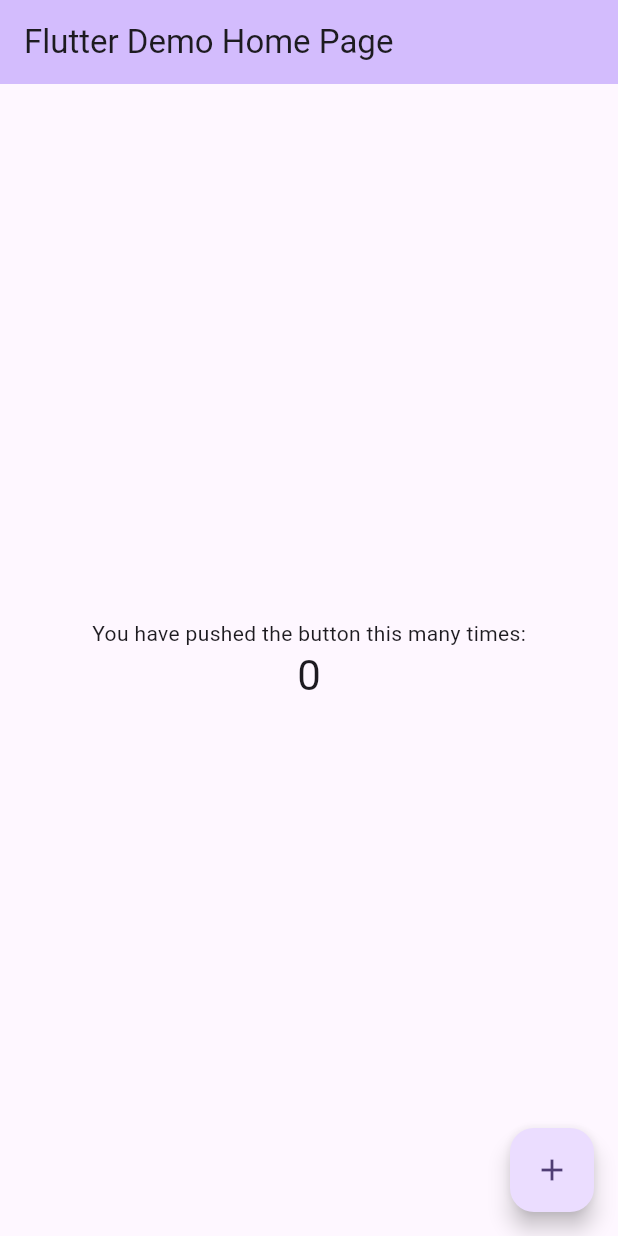
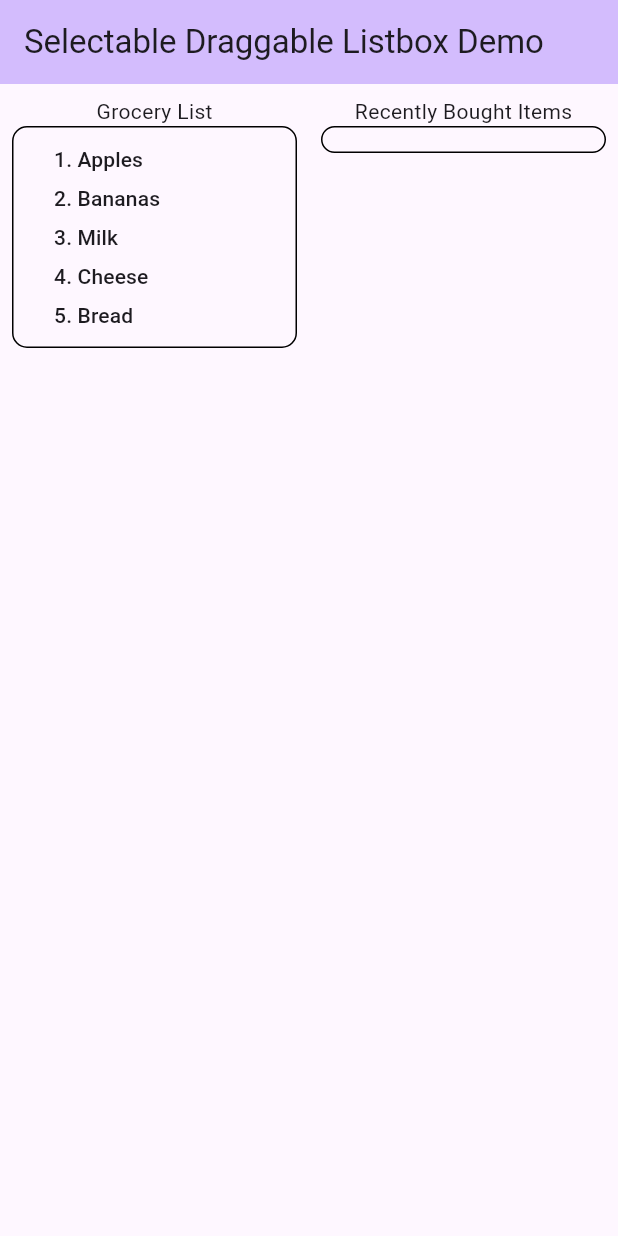
Before and after one commit to holotrek/selectable_draggable_listbox, a Flutter app: the screen it shows after launch, on a phone screen of 412 x 824 dp. Run offline on Flutter 3.47's test engine with Material 3 defaults, Android fonts, the phone set to English and light mode, and no system bars.

Commit message:
Example working with single listbox and select/reorder.

```diff
--- a/example/lib/main.dart
+++ b/example/lib/main.dart
@@ -1,4 +1,5 @@
 import 'package:flutter/material.dart';
+import 'package:selectable_draggable_listbox/selectable_draggable_listbox.dart';
 
 void main() {
   runApp(const MyApp());
@@ -7,46 +8,28 @@ void main() {
 class MyApp extends StatelessWidget {
   const MyApp({super.key});
 
-  // This widget is the root of your application.
   @override
   Widget build(BuildContext context) {
     return MaterialApp(
-      title: 'Flutter Demo',
+      title: 'Selectable Draggable Listbox Demo',
       theme: ThemeData(
-        // This is the theme of your application.
-        //
-        // TRY THIS: Try running your application with "flutter run". You'll see
-        // the application has a purple toolbar. Then, without quitting the app,
-        // try changing the seedColor in the colorScheme below to Colors.green
-        // and then invoke "hot reload" (save your changes or press the "hot
-        // reload" button in a Flutter-supported IDE, or press "r" if you used
-        // the command line to start the app).
-        //
-        // Notice that the counter didn't reset back to zero; the application
-        // state is not lost during the reload. To reset the state, use hot
-        // restart instead.
-        //
-        // This works for code too, not just values: Most code changes can be
-        // tested with just a hot reload.
         colorScheme: ColorScheme.fromSeed(seedColor: Colors.deepPurple),
         useMaterial3: true,
       ),
-      home: const MyHomePage(title: 'Flutter Demo Home Page'),
+      home: const MyHomePage(title: 'Selectable Draggable Listbox Demo'),
     );
   }
 }
 
+class GroceryItem {
+  final String name;
+  GroceryItem({
+    required this.name,
+  });
+}
+
 class MyHomePage extends StatefulWidget {
   const MyHomePage({super.key, required this.title});
-
-  // This widget is the home page of your application. It is stateful, meaning
-  // that it has a State object (defined below) that contains fields that affect
-  // how it looks.
-
-  // This class is the configuration for the state. It holds the values (in this
-  // case the title) provided by the parent (in this case the App widget) and
-  // used by the build method of the State. Fields in a Widget subclass are
-  // always marked "final".
 
   final String title;
 
@@ -55,71 +38,93 @@ class MyHomePage extends StatefulWidget {
 }
 
 class _MyHomePageState extends State<MyHomePage> {
-  int _counter = 0;
+  final _groceryList = [
+    GroceryItem(name: 'Apples'),
+    GroceryItem(name: 'Bananas'),
+    GroceryItem(name: 'Milk'),
+    GroceryItem(name: 'Cheese'),
+    GroceryItem(name: 'Bread'),
+  ].forListbox().toList();
 
-  void _incrementCounter() {
-    setState(() {
-      // This call to setState tells the Flutter framework that something has
-      // changed in this State, which causes it to rerun the build method below
-      // so that the display can reflect the updated values. If we changed
-      // _counter without calling setState(), then the build method would not be
-      // called again, and so nothing would appear to happen.
-      _counter++;
-    });
+  final List<ListItem<GroceryItem>> _recentList = [];
+
+  ListBox<GroceryItem> _makeGroceryListbox(
+      List<ListItem<GroceryItem>> list, String name) {
+    return ListBox(
+      key: Key(name),
+      items: list,
+      shrinkWrap: true,
+      onSelect: (itemsSelected) {
+        debugPrint(
+            'Selected: ${itemsSelected.map((e) => e.data.name).join(',')}');
+        setState(() {
+          for (var item in list) {
+            item.isSelected = itemsSelected.contains(item);
+          }
+        });
+      },
+      onReorder: (oldIndex, newIndex) {
+        debugPrint('Moving item from $oldIndex to $newIndex');
+        setState(() {
+          final element = list[oldIndex];
+          list.removeAt(oldIndex);
+          list.insert(newIndex, element);
+        });
+      },
+      itemTemplate: (context, index, item, onSelect) {
+        return SimpleListboxItem(
+          key: Key('$index'),
+          item: item,
+          label: '${index + 1}. ${item.data.name}',
+          onSelect: onSelect,
+        );
+      },
+      enableDebug: true,
+    );
   }
 
   @override
   Widget build(BuildContext context) {
-    // This method is rerun every time setState is called, for instance as done
-    // by the _incrementCounter method above.
-    //
-    // The Flutter framework has been optimized to make rerunning build methods
-    // fast, so that you can just rebuild anything that needs updating rather
-    // than having to individually change instances of widgets.
     return Scaffold(
       appBar: AppBar(
-        // TRY THIS: Try changing the color here to a specific color (to
-        // Colors.amber, perhaps?) and trigger a hot reload to see the AppBar
-        // change color while the other colors stay the same.
         backgroundColor: Theme.of(context).colorScheme.inversePrimary,
-        // Here we take the value from the MyHomePage object that was created by
-        // the App.build method, and use it to set our appbar title.
         title: Text(widget.title),
       ),
       body: Center(
-        // Center is a layout widget. It takes a single child and positions it
-        // in the middle of the parent.
-        child: Column(
-          // Column is also a layout widget. It takes a list of children and
-          // arranges them vertically. By default, it sizes itself to fit its
-          // children horizontally, and tries to be as tall as its parent.
-          //
-          // Column has various properties to control how it sizes itself and
-          // how it positions its children. Here we use mainAxisAlignment to
-          // center the children vertically; the main axis here is the vertical
-          // axis because Columns are vertical (the cross axis would be
-          // horizontal).
-          //
-          // TRY THIS: Invoke "debug painting" (choose the "Toggle Debug Paint"
-          // action in the IDE, or press "p" in the console), to see the
-          // wireframe for each widget.
-          mainAxisAlignment: MainAxisAlignment.center,
-          children: <Widget>[
-            const Text(
-              'You have pushed the button this many times:',
+        child: Row(
+          mainAxisAlignment: MainAxisAlignment.spaceAround,
+          children: [
+            Flexible(
+              child: Padding(
+                padding: const EdgeInsets.all(8.0),
+                child: Column(
+                  mainAxisAlignment: MainAxisAlignment.start,
+                  children: <Widget>[
+                    const Text(
+                      'Grocery List',
+                    ),
+                    _makeGroceryListbox(_groceryList, 'GroceryList'),
+                  ],
+                ),
+              ),
             ),
-            Text(
-              '$_counter',
-              style: Theme.of(context).textTheme.headlineMedium,
+            Flexible(
+              child: Padding(
+                padding: const EdgeInsets.all(8.0),
+                child: Column(
+                  mainAxisAlignment: MainAxisAlignment.start,
+                  children: <Widget>[
+                    const Text(
+                      'Recently Bought Items',
+                    ),
+                    _makeGroceryListbox(_recentList, 'RecentItems'),
+                  ],
+                ),
+              ),
             ),
           ],
         ),
       ),
-      floatingActionButton: FloatingActionButton(
-        onPressed: _incrementCounter,
-        tooltip: 'Increment',
-        child: const Icon(Icons.add),
-      ), // This trailing comma makes auto-formatting nicer for build methods.
     );
   }
 }
--- a/lib/selectable_draggable_listbox.dart
+++ b/lib/selectable_draggable_listbox.dart
@@ -1,5 +1,6 @@
 library selectable_draggable_listbox;
 
+export 'src/extensions/exports.dart';
 export 'src/models/exports.dart';
 export 'src/widgets/exports.dart';
 
--- /dev/null
+++ b/lib/src/extensions/exports.dart
@@ -0,0 +1 @@
+export './list_extensions.dart' show MoveElement, MapToListboxItems;
--- a/lib/src/widgets/listbox.dart
+++ b/lib/src/widgets/listbox.dart
@@ -6,30 +6,59 @@ import 'package:flutter/material.dart';
 import 'package:flutter/services.dart';
 import 'package:selectable_draggable_listbox/src/models/list_item.dart';
 
-class ListBox<T extends Object> extends StatefulWidget {
+class ListBox<T> extends StatefulWidget {
+  /// Builds a lisbox that is a reorderable, (multi)selectable, listview of
+  /// widgets defined by the itemTemplate.
   ListBox({
     super.key,
     required this.itemTemplate,
     this.dragTemplate,
     required this.items,
+    this.shrinkWrap = false,
+    this.disableMultiSelect = false,
     this.onReorder,
     this.onSelect,
+    this.enableDebug = false,
   });
 
+  /// Builds the Listbox widget that should show in the list
   final Widget Function(BuildContext context, int index, ListItem<T> item,
       void Function(ListItem<T> item)? onSelect) itemTemplate;
+
+  /// Builds the Listbox widget that should show when dragging the item from the
+  /// list
   final Widget Function(BuildContext context, int index, ListItem<T> item)?
       dragTemplate;
+
+  /// Items to bind to the Listbox
   final List<ListItem<T>> items;
+
+  /// Whether to shrinkWrap the scroll view. See this documentation for more
+  /// info: https://api.flutter.dev/flutter/widgets/ScrollView/shrinkWrap.html
+  final bool shrinkWrap;
+
+  /// Whether to allow multiple selections in a series (using Shift) or
+  /// individually selected (using Ctrl or Command on MacOS)
+  final bool disableMultiSelect;
+
+  /// A callback used by the Listbox to report that a list item has been dragged
+  /// to a new location in the list.
   final void Function(int oldIndex, int newIndex)? onReorder;
+
+  /// A callback used by the Listbox to report that one or more list items have
+  /// been selected
   final void Function(List<ListItem<T>> itemsSelected)? onSelect;
+
+  /// Whether to show debug info about this widget
+  final bool enableDebug;
+
   final controller = ScrollController(keepScrollOffset: true);
 
   @override
   State<ListBox<T>> createState() => _ListBoxState<T>();
 }
 
-class _ListBoxState<T extends Object> extends State<ListBox<T>> {
+class _ListBoxState<T> extends State<ListBox<T>> {
   int? _lastIndexSelected;
   bool _isCtrlOrCommandDown = false;
   bool _isShiftDown = false;
@@ -40,9 +69,17 @@ class _ListBoxState<T extends Object> extends State<ListBox<T>> {
   @override
   void initState() {
     super.initState();
-    _node = FocusNode(debugLabel: 'Listbox');
+    _node = FocusNode(debugLabel: 'Listbox (key:${widget.key})');
     _node.addListener(_handleFocusChange);
     _nodeAttachment = _node.attach(context, onKeyEvent: _handleKeyPress);
+  }
+
+  @override
+  void dispose() {
+    _node.removeListener(_handleFocusChange);
+    // The attachment will automatically be detached in dispose().
+    _node.dispose();
+    super.dispose();
   }
 
   void _handleFocusChange() {
@@ -56,10 +93,9 @@ class _ListBoxState<T extends Object> extends State<ListBox<T>> {
   KeyEventResult _handleKeyPress(FocusNode node, KeyEvent event) {
     bool isKeyUp = event is KeyUpEvent;
     debugPrint(
-        'Focus node ${node.debugLabel} got key event: ${event.logicalKey}');
+        '[selectable_draggable_listbox] Focus node ${node.debugLabel} got key ${isKeyUp ? 'up' : 'down'} event: ${event.logicalKey}');
     if (event.logicalKey == LogicalKeyboardKey.shiftLeft ||
         event.logicalKey == LogicalKeyboardKey.shiftRight) {
-      debugPrint('Shift toggled.');
       setState(() {
         _isShiftDown = !isKeyUp;
       });
@@ -67,7 +103,6 @@ class _ListBoxState<T extends Object> extends State<ListBox<T>> {
     } else if (Platform.isMacOS) {
       if (event.logicalKey == LogicalKeyboardKey.metaLeft ||
           event.logicalKey == LogicalKeyboardKey.metaRight) {
-        debugPrint('Command toggled.');
         setState(() {
           _isCtrlOrCommandDown = !isKeyUp;
         });
@@ -76,7 +111,6 @@ class _ListBoxState<T extends Object> extends State<ListBox<T>> {
     } else {
       if (event.logicalKey == LogicalKeyboardKey.controlLeft ||
           event.logicalKey == LogicalKeyboardKey.controlRight) {
-        debugPrint('Control toggled.');
         setState(() {
           _isCtrlOrCommandDown = !isKeyUp;
         });
@@ -86,15 +120,17 @@ class _ListBoxState<T extends Object> extends State<ListBox<T>> {
     return KeyEventResult.ignored;
   }
 
-  @override
-  void dispose() {
-    _node.removeListener(_handleFocusChange);
-    // The attachment will automatically be detached in dispose().
-    _node.dispose();
-    super.dispose();
+  void _listClicked() {
+    if (!_focused) {
+      debugPrint(
+          '[selectable_draggable_listbox] Listbox (key:${widget.key}) requesting focus.');
+      _node.requestFocus();
+    }
   }
 
-  void onSelect(ListItem<T> item) {
+  void _onSelect(ListItem<T> item) {
+    _listClicked();
+
     if (widget.onSelect == null) {
       return;
     }
@@ -135,13 +171,7 @@ class _ListBoxState<T extends Object> extends State<ListBox<T>> {
     _nodeAttachment.reparent();
     final colors = Theme.of(context).colorScheme;
 
-    return GestureDetector(
-      onTap: () {
-        if (!_focused) {
-          _node.requestFocus();
-        }
-      },
-      child: Container(
+    return Container(
       decoration: BoxDecoration(
         border: Border.all(),
         borderRadius: BorderRadius.circular(10),
@@ -149,6 +179,9 @@ class _ListBoxState<T extends Object> extends State<ListBox<T>> {
           BoxShadow(color: colors.surface),
         ],
       ),
+      child: GestureDetector(
+        behavior: HitTestBehavior.translucent,
+        onTapDown: (_) => _listClicked(),
         child: Padding(
           padding: const EdgeInsets.all(8.0),
           child: Scrollbar(
@@ -158,7 +191,7 @@ class _ListBoxState<T extends Object> extends State<ListBox<T>> {
                 final selectedItems =
                     widget.items.where((i) => i.isSelected).toList();
                 itemBuilder(BuildContext context, int idx) => widget
-                    .itemTemplate(context, idx, widget.items[idx], onSelect);
+                    .itemTemplate(context, idx, widget.items[idx], _onSelect);
 
                 Widget listView;
                 if (widget.onReorder == null) {
@@ -166,13 +199,24 @@ class _ListBoxState<T extends Object> extends State<ListBox<T>> {
                     controller: widget.controller,
                     itemCount: widget.items.length,
                     itemBuilder: itemBuilder,
+                    shrinkWrap: widget.shrinkWrap,
                   );
                 } else {
                   listView = ReorderableListView.builder(
-                    onReorder: widget.onReorder!,
+                    onReorder: (int oldIndex, int newIndex) {
+                      if (newIndex > oldIndex) {
+                        /// Reorderable listview incorrectly adds 1 to newindex
+                        /// when moving such that index increases. See
+                        /// https://github.com/flutter/flutter/issues/24786
+                        /// for more info.
+                        newIndex--;
+                      }
+                      widget.onReorder!(oldIndex, newIndex);
+                    },
                     scrollController: widget.controller,
                     itemCount: widget.items.length,
                     itemBuilder: itemBuilder,
+                    shrinkWrap: widget.shrinkWrap,
                   );
                 }
 
--- a/lib/src/widgets/simple_listbox_item.dart
+++ b/lib/src/widgets/simple_listbox_item.dart
@@ -2,6 +2,7 @@ import 'package:flutter/material.dart';
 import 'package:selectable_draggable_listbox/src/widgets/abstract_listbox_item.dart';
 
 class SimpleListboxItem<T> extends AbstractListboxItem<T> {
+  /// A simple widget containing a Text element for a Listbox item template
   SimpleListboxItem({
     super.key,
     required super.item,
@@ -24,6 +25,9 @@ class SimpleListboxItem<T> extends AbstractListboxItem<T> {
           ),
         );
 
+  /// The text label to show for this item
   final String label;
+
+  /// Override the text style for this item
   final TextStyle? textStyle;
 }
--- a/lib/src/widgets/templated_listbox_item.dart
+++ b/lib/src/widgets/templated_listbox_item.dart
@@ -1,6 +1,7 @@
 import 'package:selectable_draggable_listbox/src/widgets/abstract_listbox_item.dart';
 
 class TemplatedListboxItem<T> extends AbstractListboxItem<T> {
+  /// A widget containing a custom Widget for a Listbox item template
   const TemplatedListboxItem({
     super.key,
     required super.item,
--- a/pubspec.yaml
+++ b/pubspec.yaml
@@ -1,7 +1,7 @@
 name: selectable_draggable_listbox
 description: "A new Flutter package project."
 version: 0.0.1
-homepage: https://pub.dev/packages/selectable_draggable_listbox
+homepage: https://github.com/holotrek/selectable_draggable_listbox
 
 environment:
   sdk: ">=3.2.6 <4.0.0"
```
Also changed, not shown: lib/src/extensions/list_extensions.dart (added, +21 -0 lines), lib/src/widgets/abstract_listbox_item.dart (+10 -0 lines). Lines whose indentation alone changed are shown as unchanged.
